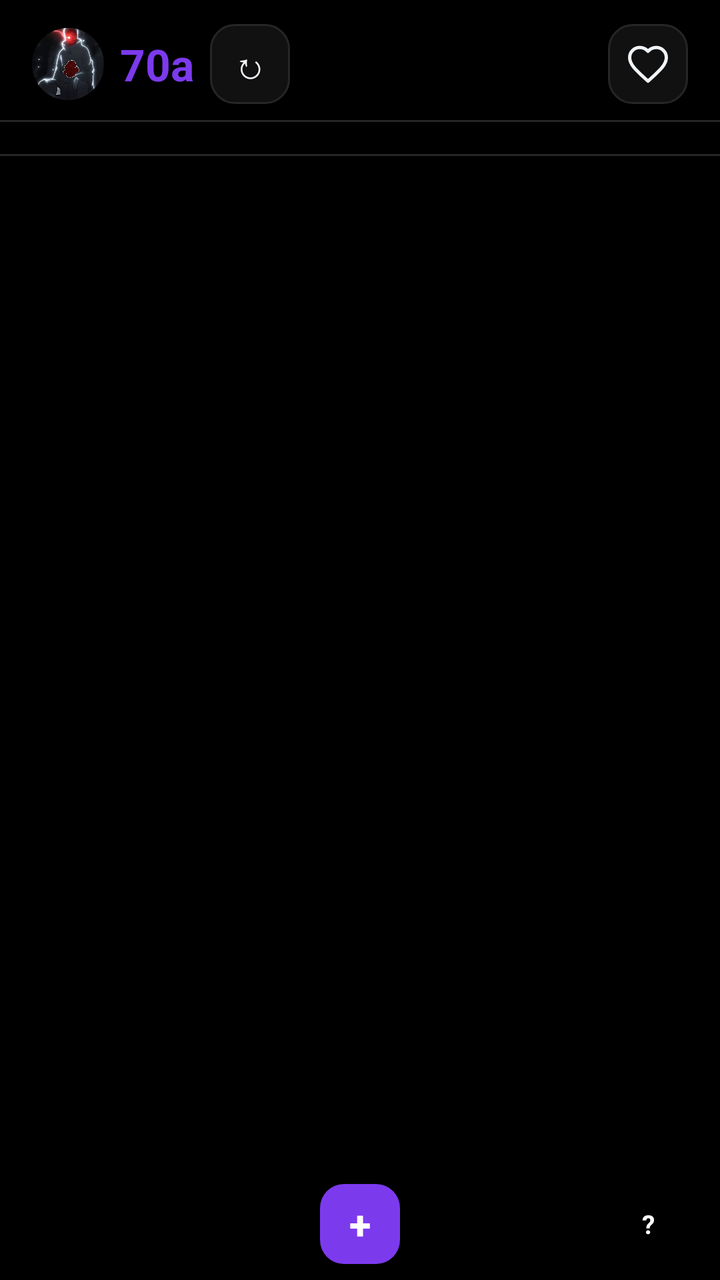
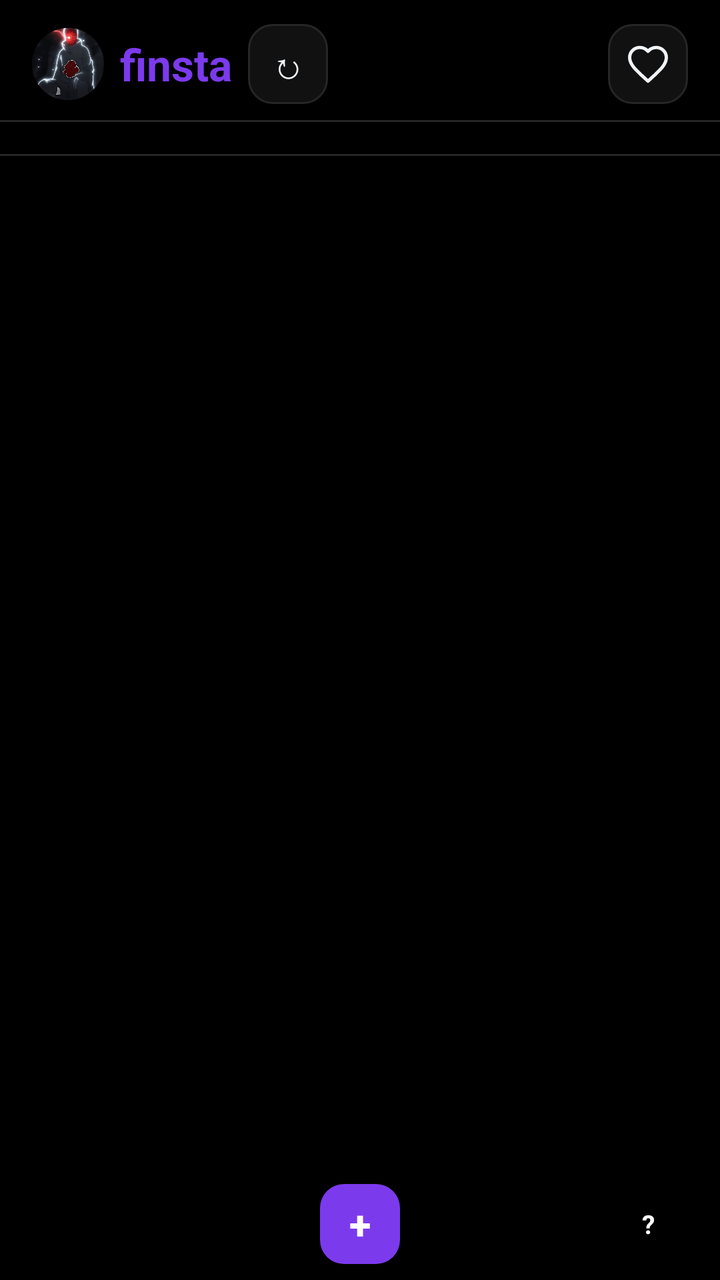

Before-and-after screenshots of an Android layout around one commit, followed by the original layout XML and the change that was made.
<!-- AndroidManifest.xml: application theme Theme.PicStory -->
<!-- res/layout/activity_home.xml -->
<?xml version="1.0" encoding="utf-8"?>
<LinearLayout xmlns:android="http://schemas.android.com/apk/res/android"
    android:layout_width="match_parent"
    android:layout_height="match_parent"
    android:background="@color/background"
    android:orientation="vertical">

    
    <LinearLayout
        android:layout_width="match_parent"
        android:layout_height="wrap_content"
        android:gravity="center_vertical"
        android:orientation="horizontal"
        android:paddingStart="16dp"
        android:paddingEnd="16dp"
        android:paddingTop="12dp"
        android:paddingBottom="8dp">

        <ImageView
            android:layout_width="36dp"
            android:layout_height="36dp"
            android:src="@drawable/logo"
            android:contentDescription="70a logo" />

        <TextView
            android:layout_width="wrap_content"
            android:layout_height="wrap_content"
            android:layout_marginStart="8dp"
            android:text="@string/app_name"
            android:textColor="@color/colorPrimary"
            android:textSize="22sp"
            android:textStyle="bold" />

        
        <TextView
            android:id="@+id/tvStatus"
            android:layout_width="wrap_content"
            android:layout_height="wrap_content"
            android:layout_marginStart="12dp"
            android:gravity="end"
            android:textColor="@color/textSecondary"
            android:textSize="13sp"
            android:visibility="gone" />

        <Button
            android:id="@+id/btnRefresh"
            android:layout_width="40dp"
            android:layout_height="40dp"
            android:layout_marginStart="8dp"
            android:background="@drawable/edit_bg"
            android:text="↻"
            android:textColor="@color/textPrimary"
            android:textSize="18sp" />

        
        <View
            android:layout_width="0dp"
            android:layout_height="0dp"
            android:layout_weight="1" />

        
        <FrameLayout
            android:id="@+id/flHeart"
            android:layout_width="40dp"
            android:layout_height="40dp"
            android:layout_marginStart="8dp"
            android:background="@drawable/edit_bg"
            android:contentDescription="Notifications">

            
            <ImageView
                android:id="@+id/ivHeart"
                android:layout_width="40dp"
                android:layout_height="40dp"
                android:padding="9dp"
                android:scaleType="fitCenter"
                android:src="@drawable/ic_heart_outline" />

            <TextView
                android:id="@+id/tvNotifBadge"
                android:layout_width="18dp"
                android:layout_height="18dp"
                android:layout_gravity="top|end"
                android:background="@drawable/badge_red"
                android:gravity="center"
                android:text="0"
                android:textColor="@color/white"
                android:textSize="10sp"
                android:textStyle="bold"
                android:visibility="gone" />
        </FrameLayout>
    </LinearLayout>

    <View
        android:layout_width="match_parent"
        android:layout_height="1dp"
        android:background="@color/divider" />

    
    <LinearLayout
        android:id="@+id/tabHome"
        android:layout_width="match_parent"
        android:layout_height="0dp"
        android:layout_weight="1"
        android:orientation="vertical">

        <HorizontalScrollView
            android:layout_width="match_parent"
            android:layout_height="wrap_content"
            android:paddingTop="8dp"
            android:paddingBottom="8dp"
            android:scrollbars="none">

            <LinearLayout
                android:id="@+id/storyRow"
                android:layout_width="wrap_content"
                android:layout_height="wrap_content"
                android:orientation="horizontal"
                android:paddingStart="8dp"
                android:paddingEnd="8dp" />
        </HorizontalScrollView>

        <View
            android:layout_width="match_parent"
            android:layout_height="1dp"
            android:background="@color/divider" />

        <ListView
            android:id="@+id/lvFeed"
            android:layout_width="match_parent"
            android:layout_height="match_parent"
            android:divider="@color/divider"
            android:dividerHeight="1dp" />

        <TextView
            android:id="@+id/tvEmptyFeed"
            android:layout_width="match_parent"
            android:layout_height="match_parent"
            android:gravity="center"
            android:padding="32dp"
            android:text="@string/empty_feed"
            android:textColor="@color/textSecondary"
            android:textSize="15sp"
            android:visibility="gone" />
    </LinearLayout>

    
    <LinearLayout
        android:id="@+id/tabExplore"
        android:layout_width="match_parent"
        android:layout_height="0dp"
        android:layout_weight="1"
        android:orientation="vertical"
        android:visibility="gone">

        <TextView
            android:layout_width="match_parent"
            android:layout_height="wrap_content"
            android:layout_marginStart="16dp"
            android:layout_marginTop="16dp"
            android:text="@string/search_title"
            android:textColor="@color/textPrimary"
            android:textSize="20sp"
            android:textStyle="bold" />

        <TextView
            android:layout_width="match_parent"
            android:layout_height="wrap_content"
            android:layout_marginStart="16dp"
            android:layout_marginTop="4dp"
            android:text="@string/search_hint"
            android:textColor="@color/textSecondary"
            android:textSize="14sp" />

        <EditText
            android:id="@+id/etSearch"
            android:layout_width="match_parent"
            android:layout_height="52dp"
            android:layout_margin="12dp"
            android:background="@drawable/edit_bg"
            android:hint="@string/search_username"
            android:inputType="text"
            android:paddingStart="16dp"
            android:paddingEnd="16dp"
            android:textColor="@color/textPrimary"
            android:textColorHint="@color/textSecondary" />

        <ListView
            android:id="@+id/lvUsers"
            android:layout_width="match_parent"
            android:layout_height="wrap_content"
            android:divider="@color/divider"
            android:dividerHeight="1dp"
            android:visibility="gone" />

        <TextView
            android:id="@+id/tvNoUsers"
            android:layout_width="match_parent"
            android:layout_height="wrap_content"
            android:gravity="center"
            android:padding="24dp"
            android:text="@string/search_hint"
            android:textColor="@color/textSecondary"
            android:textSize="15sp"
            android:visibility="gone" />
    </LinearLayout>

    
    <ScrollView
        android:id="@+id/tabProfile"
        android:layout_width="match_parent"
        android:layout_height="0dp"
        android:layout_weight="1"
        android:visibility="gone">

        <include layout="@layout/profile_content" />
    </ScrollView>

    
    <LinearLayout
        android:layout_width="match_parent"
        android:layout_height="56dp"
        android:background="@color/surface"
        android:orientation="horizontal">

        <ImageButton
            android:id="@+id/navHome"
            android:layout_width="0dp"
            android:layout_height="match_parent"
            android:layout_weight="1"
            android:background="?android:attr/selectableItemBackground"
            android:contentDescription="Home"
            android:scaleType="centerInside"
            android:src="@drawable/ic_nav_home" />

        <ImageButton
            android:id="@+id/navExplore"
            android:layout_width="0dp"
            android:layout_height="match_parent"
            android:layout_weight="1"
            android:background="?android:attr/selectableItemBackground"
            android:contentDescription="Explore"
            android:scaleType="centerInside"
            android:src="@drawable/ic_nav_search" />

        
        <FrameLayout
            android:id="@+id/navCreate"
            android:layout_width="0dp"
            android:layout_height="match_parent"
            android:layout_weight="1"
            android:background="?android:attr/selectableItemBackground"
            android:contentDescription="Create">

            <Button
                android:id="@+id/btnNavCreate"
                android:layout_width="40dp"
                android:layout_height="40dp"
                android:layout_gravity="center"
                android:background="@drawable/btn_primary"
                android:clickable="false"
                android:focusable="false"
                android:text="+"
                android:textColor="@color/white"
                android:textSize="20sp"
                android:textStyle="bold" />
        </FrameLayout>

        
        <FrameLayout
            android:id="@+id/navMessages"
            android:layout_width="0dp"
            android:layout_height="match_parent"
            android:layout_weight="1"
            android:background="?android:attr/selectableItemBackground"
            android:contentDescription="Messages">

            <FrameLayout
                android:layout_width="wrap_content"
                android:layout_height="wrap_content"
                android:layout_gravity="center">

                <ImageButton
                    android:id="@+id/ivNavMessages"
                    android:layout_width="40dp"
                    android:layout_height="40dp"
                    android:background="@android:color/transparent"
                    android:clickable="false"
                    android:contentDescription="Messages"
                    android:focusable="false"
                    android:scaleType="centerInside"
                    android:src="@drawable/ic_nav_send" />

                
                <TextView
                    android:id="@+id/tvUnreadBadge"
                    android:layout_width="wrap_content"
                    android:layout_height="18dp"
                    android:layout_gravity="top|end"
                    android:background="@drawable/badge_red"
                    android:gravity="center"
                    android:minWidth="18dp"
                    android:paddingStart="3dp"
                    android:paddingEnd="3dp"
                    android:text="0"
                    android:textColor="@color/white"
                    android:textSize="10sp"
                    android:textStyle="bold"
                    android:visibility="gone" />
            </FrameLayout>
        </FrameLayout>

        <FrameLayout
            android:id="@+id/navProfile"
            android:layout_width="0dp"
            android:layout_height="match_parent"
            android:layout_weight="1"
            android:background="?android:attr/selectableItemBackground"
            android:contentDescription="Profile">

            <TextView
                android:id="@+id/navProfileAvatar"
                android:layout_width="32dp"
                android:layout_height="32dp"
                android:layout_gravity="center"
                android:gravity="center"
                android:text="?"
                android:textColor="@color/white"
                android:textSize="13sp"
                android:textStyle="bold" />

            <ImageView
                android:id="@+id/ivNavProfilePhoto"
                android:layout_width="32dp"
                android:layout_height="32dp"
                android:layout_gravity="center"
                android:contentDescription="Profile photo"
                android:visibility="gone" />
        </FrameLayout>
    </LinearLayout>
</LinearLayout>
<!-- res/layout/profile_content.xml (included above) -->
<?xml version="1.0" encoding="utf-8"?>
<LinearLayout xmlns:android="http://schemas.android.com/apk/res/android"
    android:layout_width="match_parent"
    android:layout_height="wrap_content"
    android:orientation="vertical"
    android:padding="16dp">

    <LinearLayout
        android:layout_width="match_parent"
        android:layout_height="wrap_content"
        android:gravity="center_vertical"
        android:orientation="horizontal">

        <TextView
            android:id="@+id/tvAvatar"
            android:layout_width="72dp"
            android:layout_height="72dp"
            android:background="@drawable/avatar_circle"
            android:gravity="center"
            android:text="?"
            android:textColor="@color/white"
            android:textSize="26sp"
            android:textStyle="bold" />

        <ImageView
            android:id="@+id/ivAvatar"
            android:layout_width="72dp"
            android:layout_height="72dp"
            android:contentDescription="Profile photo"
            android:visibility="gone" />

        <LinearLayout
            android:layout_width="0dp"
            android:layout_height="wrap_content"
            android:layout_marginStart="16dp"
            android:layout_weight="1"
            android:orientation="horizontal">

            <LinearLayout
                android:id="@+id/statPosts"
                android:layout_width="0dp"
                android:layout_height="wrap_content"
                android:layout_weight="1"
                android:gravity="center"
                android:orientation="vertical">

                <TextView
                    android:id="@+id/tvPostsCount"
                    android:layout_width="wrap_content"
                    android:layout_height="wrap_content"
                    android:text="0"
                    android:textColor="@color/textPrimary"
                    android:textSize="18sp"
                    android:textStyle="bold" />

                <TextView
                    android:layout_width="wrap_content"
                    android:layout_height="wrap_content"
                    android:text="@string/posts"
                    android:textColor="@color/textSecondary"
                    android:textSize="13sp" />
            </LinearLayout>

            <LinearLayout
                android:id="@+id/statFollowers"
                android:layout_width="0dp"
                android:layout_height="wrap_content"
                android:layout_weight="1"
                android:gravity="center"
                android:orientation="vertical">

                <TextView
                    android:id="@+id/tvFollowersCount"
                    android:layout_width="wrap_content"
                    android:layout_height="wrap_content"
                    android:text="0"
                    android:textColor="@color/textPrimary"
                    android:textSize="18sp"
                    android:textStyle="bold" />

                <TextView
                    android:layout_width="wrap_content"
                    android:layout_height="wrap_content"
                    android:text="@string/followers"
                    android:textColor="@color/textSecondary"
                    android:textSize="13sp" />
            </LinearLayout>

            <LinearLayout
                android:id="@+id/statFollowing"
                android:layout_width="0dp"
                android:layout_height="wrap_content"
                android:layout_weight="1"
                android:gravity="center"
                android:orientation="vertical">

                <TextView
                    android:id="@+id/tvFollowingCount"
                    android:layout_width="wrap_content"
                    android:layout_height="wrap_content"
                    android:text="0"
                    android:textColor="@color/textPrimary"
                    android:textSize="18sp"
                    android:textStyle="bold" />

                <TextView
                    android:layout_width="wrap_content"
                    android:layout_height="wrap_content"
                    android:text="@string/following"
                    android:textColor="@color/textSecondary"
                    android:textSize="13sp" />
            </LinearLayout>
        </LinearLayout>
    </LinearLayout>

    
    <LinearLayout
        android:layout_width="match_parent"
        android:layout_height="wrap_content"
        android:layout_marginTop="12dp"
        android:orientation="vertical">

        <TextView
            android:id="@+id/tvName"
            android:layout_width="wrap_content"
            android:layout_height="wrap_content"
            android:text=""
            android:textColor="@color/textPrimary"
            android:textSize="18sp"
            android:textStyle="bold" />

        <TextView
            android:id="@+id/tvUsername"
            android:layout_width="wrap_content"
            android:layout_height="wrap_content"
            android:text=""
            android:textColor="@color/textSecondary"
            android:textSize="14sp" />

        <TextView
            android:id="@+id/tvBio"
            android:layout_width="match_parent"
            android:layout_height="wrap_content"
            android:layout_marginTop="6dp"
            android:text=""
            android:textColor="@color/textPrimary"
            android:textSize="14sp" />
    </LinearLayout>

    <LinearLayout
        android:layout_width="match_parent"
        android:layout_height="wrap_content"
        android:layout_marginTop="12dp"
        android:orientation="horizontal">

        <Button
            android:id="@+id/btnFollow"
            android:layout_width="0dp"
            android:layout_height="44dp"
            android:layout_weight="1"
            android:background="@drawable/btn_primary"
            android:text="@string/follow"
            android:textColor="@color/white"
            android:textStyle="bold"
            android:visibility="gone" />

        <Button
            android:id="@+id/btnMessage"
            android:layout_width="0dp"
            android:layout_height="44dp"
            android:layout_marginStart="8dp"
            android:layout_weight="1"
            android:background="@drawable/btn_primary"
            android:text="✉ Message"
            android:textColor="@color/white"
            android:textStyle="bold"
            android:visibility="gone" />

        <Button
            android:id="@+id/btnEditProfile"
            android:layout_width="0dp"
            android:layout_height="44dp"
            android:layout_weight="1"
            android:background="@drawable/edit_bg"
            android:text="@string/edit_profile"
            android:textColor="@color/textPrimary"
            android:textStyle="bold"
            android:visibility="gone" />
    </LinearLayout>

    <TextView
        android:layout_width="wrap_content"
        android:layout_height="wrap_content"
        android:layout_marginTop="20dp"
        android:text="@string/highlights"
        android:textColor="@color/textPrimary"
        android:textSize="15sp"
        android:textStyle="bold" />

    <HorizontalScrollView
        android:layout_width="match_parent"
        android:layout_height="wrap_content"
        android:layout_marginTop="8dp"
        android:scrollbars="none">

        <LinearLayout
            android:id="@+id/highlightsRow"
            android:layout_width="wrap_content"
            android:layout_height="wrap_content"
            android:orientation="horizontal" />
    </HorizontalScrollView>

    <TextView
        android:id="@+id/tvNoHighlights"
        android:layout_width="match_parent"
        android:layout_height="wrap_content"
        android:layout_marginTop="4dp"
        android:text="@string/no_highlights"
        android:textColor="@color/textSecondary"
        android:textSize="13sp"
        android:visibility="gone" />

    <TextView
        android:layout_width="wrap_content"
        android:layout_height="wrap_content"
        android:layout_marginTop="20dp"
        android:text="@string/posts_title"
        android:textColor="@color/textPrimary"
        android:textSize="15sp"
        android:textStyle="bold" />

    <GridView
        android:id="@+id/gvPosts"
        android:layout_width="match_parent"
        android:layout_height="wrap_content"
        android:layout_marginTop="8dp"
        android:horizontalSpacing="2dp"
        android:numColumns="3"
        android:scrollbars="none"
        android:stretchMode="columnWidth"
        android:verticalSpacing="2dp" />

    <TextView
        android:id="@+id/tvEmptyPosts"
        android:layout_width="match_parent"
        android:layout_height="wrap_content"
        android:gravity="center"
        android:padding="24dp"
        android:text="@string/no_posts"
        android:textColor="@color/textSecondary"
        android:textSize="14sp"
        android:visibility="gone" />
</LinearLayout>
<!-- resources referenced by this layout -->
<resources>
  <color name="background">#000000</color>
  <color name="colorPrimary">#7C3AED</color>
  <color name="divider">#262626</color>
  <color name="surface">#000000</color>
  <color name="textPrimary">#F1F5F9</color>
  <color name="textSecondary">#94A3B8</color>
  <color name="white">#FFFFFF</color>
  <!-- drawable avatar_circle (drawable) -->
  <?xml version="1.0" encoding="utf-8"?>
  <shape xmlns:android="http://schemas.android.com/apk/res/android"
      android:shape="oval">
      <solid android:color="@color/colorPrimary" />
  </shape>
  <!-- drawable badge_red (drawable) -->
  <?xml version="1.0" encoding="utf-8"?>
  <shape xmlns:android="http://schemas.android.com/apk/res/android"
      android:shape="rectangle">
      <solid android:color="@color/danger" />
      <corners android:radius="12dp" />
  </shape>
  <!-- drawable btn_primary (drawable) -->
  <?xml version="1.0" encoding="utf-8"?>
  <shape xmlns:android="http://schemas.android.com/apk/res/android"
      android:shape="rectangle">
      <solid android:color="@color/colorPrimary" />
      <corners android:radius="12dp" />
  </shape>
  <!-- drawable edit_bg (drawable) -->
  <?xml version="1.0" encoding="utf-8"?>
  <shape xmlns:android="http://schemas.android.com/apk/res/android"
      android:shape="rectangle">
      <solid android:color="@color/card" />
      <stroke android:width="1dp" android:color="@color/divider" />
      <corners android:radius="12dp" />
  </shape>
  <!-- drawable ic_nav_home (drawable) -->
  <?xml version="1.0" encoding="utf-8"?>
  <vector xmlns:android="http://schemas.android.com/apk/res/android"
      android:width="28dp"
      android:height="28dp"
      android:viewportWidth="24"
      android:viewportHeight="24">
      <path
          android:fillColor="#000000"
          android:pathData="M12,3 L22,11 L20.5,12.5 L19,11.2 V21 H14.5 V14.5 H9.5 V21 H5 V11.2 L3.5,12.5 L2,11 Z" />
  </vector>
  <!-- drawable ic_nav_send (drawable) -->
  <?xml version="1.0" encoding="utf-8"?>
  <vector xmlns:android="http://schemas.android.com/apk/res/android"
      android:width="28dp"
      android:height="28dp"
      android:viewportWidth="24"
      android:viewportHeight="24">
      <path
          android:fillColor="#000000"
          android:pathData="M2.5,21.5 L22.5,12 L2.5,2.5 L2.5,10 L17,12 L2.5,14 Z" />
  </vector>
  <string name="app_name">70a</string>
  <string name="edit_profile">Edit Profile</string>
  <string name="empty_feed">Follow people to see their photos — try Explore.</string>
  <string name="follow">Follow</string>
  <string name="followers">followers</string>
  <string name="following">following</string>
  <string name="highlights">Highlights</string>
  <string name="no_highlights">No highlights yet — save your stories into one.</string>
  <string name="no_posts">No posts yet.</string>
  <string name="posts">posts</string>
  <string name="posts_title">Posts</string>
  <string name="search_hint">Type a username or name to find people</string>
  <string name="search_title">Search people</string>
  <string name="search_username">Search username</string>
  <style name="Theme.PicStory" parent="android:Theme.Material.NoActionBar">
          <item name="android:windowBackground">@color/background</item>
          <item name="android:colorPrimary">@color/colorPrimary</item>
          <item name="android:colorPrimaryDark">@color/colorPrimaryDark</item>
          <item name="android:colorAccent">@color/colorAccent</item>
          <item name="android:textColorPrimary">@color/textPrimary</item>
          <item name="android:textColorSecondary">@color/textSecondary</item>
          <item name="android:windowLightStatusBar">false</item>
      </style>
  <color name="danger">#F87171</color>
  <color name="card">#111111</color>
  <color name="colorPrimaryDark">#5B21B6</color>
  <color name="colorAccent">#FBBF24</color>
  <!-- unchanged entries left out for length: 3 -->
</resources>

<!-- the commit's change to res/layout/activity_home.xml (unified diff, before → after) -->
@@ -20,7 +20,7 @@
             android:layout_width="36dp"
             android:layout_height="36dp"
             android:src="@drawable/logo"
-            android:contentDescription="70a logo" />
+            android:contentDescription="finsta logo" />
 
         <TextView
             android:layout_width="wrap_content"
<!-- resource entries referenced after the edit -->
@@ -57,7 +57,7 @@
           android:fillColor="#000000"
           android:pathData="M2.5,21.5 L22.5,12 L2.5,2.5 L2.5,10 L17,12 L2.5,14 Z" />
   </vector>
-  <string name="app_name">70a</string>
+  <string name="app_name">finsta</string>
   <string name="edit_profile">Edit Profile</string>
   <string name="empty_feed">Follow people to see their photos — try Explore.</string>
   <string name="follow">Follow</string>
